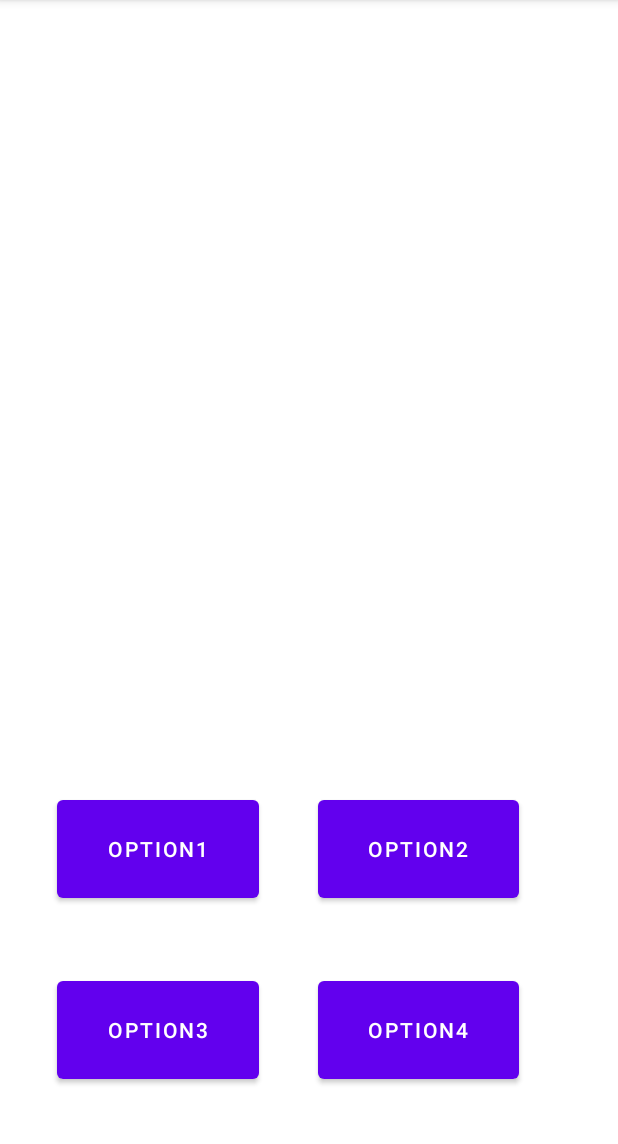
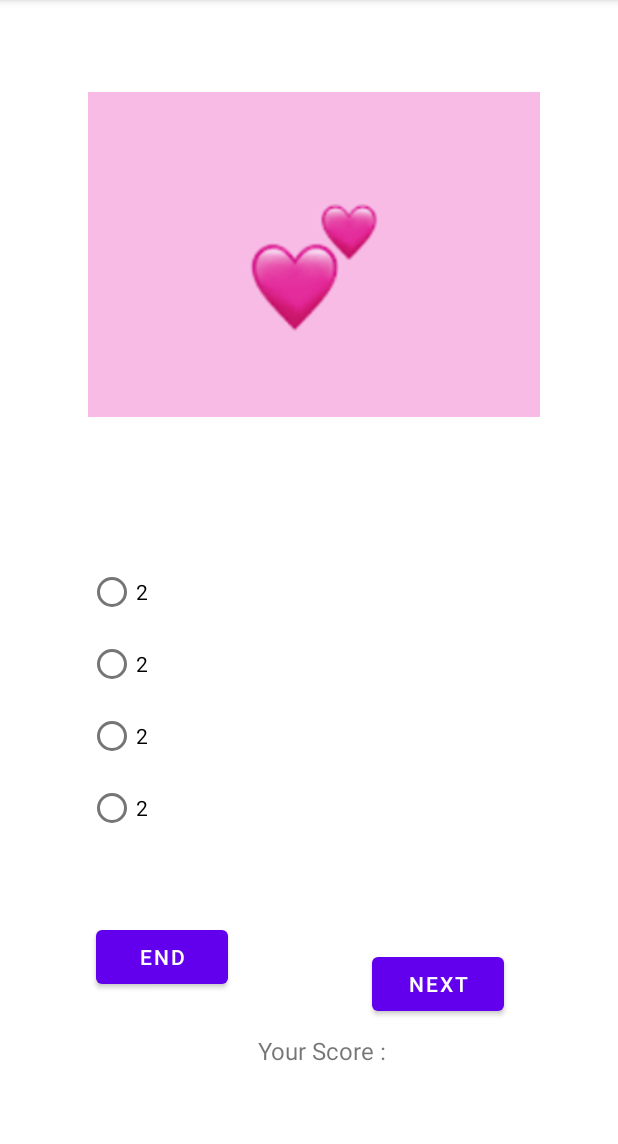
Before and after one commit to zaynDhariwal/learning123, an Android app: the test screen opened directly, with no data from a screen before it, on a phone screen of 412 x 824 dp, the part 84-1228 px from its top. Run offline under Robolectric (Android 15) with nearby library versions, the phone set to English and light mode, and no system bars.

Commit message:
test part added

```diff
--- a/Learning123/app/src/main/java/com/example/learning123/MainActivity.java
+++ b/Learning123/app/src/main/java/com/example/learning123/MainActivity.java
@@ -36,7 +36,7 @@ public class MainActivity extends AppCompatActivity {
         b3.setOnClickListener(new View.OnClickListener() {
             @Override
             public void onClick(View view) {
-                Uri uri=Uri.parse("https://github.com/zaynDhariwal/LearningApp_MC");
+                Uri uri=Uri.parse("https://github.com/zaynDhariwal/learning123");
                 Intent intent=new Intent(Intent.ACTION_VIEW,uri);
                 startActivity(intent);
             }
--- a/Learning123/app/src/main/java/com/example/learning123/test.java
+++ b/Learning123/app/src/main/java/com/example/learning123/test.java
@@ -2,13 +2,131 @@ package com.example.learning123;
 
 import androidx.appcompat.app.AppCompatActivity;
 
+import android.annotation.SuppressLint;
+import android.content.Intent;
 import android.os.Bundle;
+import android.view.View;
+import android.widget.Button;
+import android.widget.ImageView;
+import android.widget.RadioButton;
+import android.widget.RadioGroup;
+import android.widget.TextView;
+
+import java.util.ArrayList;
+import java.util.Collection;
+import java.util.Collections;
+import java.util.Random;
 
 public class test extends AppCompatActivity {
+    CharSequence match;
+    int[] number;
+    int[] option;
+    ArrayList<Integer> mylist = new ArrayList<>();
+    int option1,option2,option3,option4;
+    int answer;
+    RadioGroup rg;
+    RadioButton b1,b2,b3,b4,checkedButton;
+    boolean bool1,bool2,bool3,bool4;
+    ImageView img;
+    TextView txt;
+    Button btn,btn2;
+    int score=0;
+    int total_question=0;
+    int checked;
 
     @Override
     protected void onCreate(Bundle savedInstanceState) {
         super.onCreate(savedInstanceState);
         setContentView(R.layout.activity_test);
+        rg = findViewById(R.id.rg);
+        img = findViewById(R.id.imageView4);
+        btn = findViewById(R.id.next);
+        b1 = findViewById(R.id.radioButton1);
+        b2 = findViewById(R.id.radioButton2);
+        b3 = findViewById(R.id.radioButton3);
+        b4 = findViewById(R.id.radioButton4);
+        txt=findViewById(R.id.textView3);
+        btn2=findViewById(R.id.btn2);
+        btn2.setOnClickListener(new View.OnClickListener() {
+            @Override
+            public void onClick(View view) {
+                Intent intent = new Intent(test.this, MainActivity.class);
+                intent.putExtra("score", Integer.toString(score));
+                intent.putExtra("total", Integer.toString(total_question-1));
+                startActivity(intent);
+            }
+        });
+        question();
+        btn.setOnClickListener(new View.OnClickListener() {
+            @Override
+            public void onClick(View view) {
+                checked = rg.getCheckedRadioButtonId();
+                checkedButton = findViewById(checked);
+                CharSequence ans = checkedButton.getText();
+                if (ans.charAt(0) == answer) {
+                    score++;
+                    txt.setText("Your Score :"+score+"/"+total_question);
+                }
+                else{
+                    txt.setText("Your Score :"+score+"/"+total_question);
+                }
+                rg.clearCheck();
+                question();
+            }
+        });
+
+    }
+    public void question() {
+        total_question++;
+        answer=random();
+        setImage(answer);
+        mylist.add(answer);
+        mylist.add(random());
+        mylist.add(random());
+        mylist.add(random());
+        Collections.shuffle(mylist);
+        b1.setText(""+mylist.get(0)+"");
+        b2.setText(""+mylist.get(1)+"");
+        b3.setText(""+mylist.get(2)+"");
+        b4.setText(""+mylist.get(3)+"");
+        mylist.clear();
+
+    }
+    public int random() {
+        Random random = new Random();
+        int randomized = random.nextInt(11);
+        return randomized;
+    }
+    public void setImage(int current_id) {
+        if(current_id== 1 ) {
+            img.setImageResource(R.drawable.one);
+        }
+        else if(current_id==2) {
+            img.setImageResource(R.drawable.two);
+        }
+        else if(current_id==3) {
+            img.setImageResource(R.drawable.three);
+        }
+        else if(current_id==4) {
+            img.setImageResource(R.drawable.four);
+        }
+        else if(current_id==5) {
+            img.setImageResource(R.drawable.five);
+        }
+        else if(current_id==6) {
+            img.setImageResource(R.drawable.six);
+        }
+        else if(current_id==7) {
+            img.setImageResource(R.drawable.seven);
+        }
+        else if(current_id==8) {
+            img.setImageResource(R.drawable.eight);
+        }
+        else if(current_id==9) {
+            img.setImageResource(R.drawable.nine);
+        }
+        else if(current_id==10) {
+            img.setImageResource(R.drawable.ten);
+        }
     }
 }
--- a/Learning123/app/src/main/res/layout/activity_test.xml
+++ b/Learning123/app/src/main/res/layout/activity_test.xml
@@ -7,65 +7,103 @@
     tools:context=".test">
 
     <ImageView
-        android:id="@+id/imageView2"
-        android:layout_width="384dp"
-        android:layout_height="0dp"
-        android:layout_marginTop="68dp"
-        android:layout_marginBottom="77dp"
-        app:layout_constraintBottom_toTopOf="@+id/b1"
+        android:id="@+id/imageView4"
+        android:layout_width="301dp"
+        android:layout_height="275dp"
+        android:layout_marginStart="117dp"
+        android:layout_marginTop="32dp"
+        android:layout_marginEnd="117dp"
         app:layout_constraintEnd_toEndOf="parent"
-        app:layout_constraintHorizontal_bias="0.407"
+        app:layout_constraintHorizontal_bias="0.475"
         app:layout_constraintStart_toStartOf="parent"
         app:layout_constraintTop_toTopOf="parent"
         tools:srcCompat="@tools:sample/avatars" />
 
-    <Button
-        android:id="@+id/b1"
-        android:layout_width="0dp"
-        android:layout_height="77dp"
-        android:layout_marginStart="38dp"
-        android:layout_marginEnd="39dp"
-        android:layout_marginBottom="163dp"
-        android:text="option1"
+    <RadioGroup
+        android:id="@+id/rg"
+        android:layout_width="310dp"
+        android:layout_height="229dp"
+        android:layout_marginStart="58dp"
+        android:layout_marginTop="63dp"
+        android:layout_marginEnd="43dp"
+        android:layout_marginBottom="168dp"
         app:layout_constraintBottom_toBottomOf="parent"
-        app:layout_constraintEnd_toStartOf="@+id/b2"
+        app:layout_constraintEnd_toEndOf="parent"
         app:layout_constraintStart_toStartOf="parent"
-        app:layout_constraintTop_toBottomOf="@+id/imageView2"
-        tools:ignore="MissingConstraints" />
+        app:layout_constraintTop_toBottomOf="@+id/imageView4">
+
+        <RadioButton
+            android:id="@+id/radioButton1"
+            android:layout_width="match_parent"
+            android:layout_height="wrap_content"
+            android:text="RadioButton" />
+
+        <RadioButton
+            android:id="@+id/radioButton2"
+            android:layout_width="match_parent"
+            android:layout_height="wrap_content"
+            android:text="RadioButton" />
+
+        <RadioButton
+            android:id="@+id/radioButton3"
+            android:layout_width="match_parent"
+            android:layout_height="wrap_content"
+            android:text="RadioButton" />
+
+        <RadioButton
+            android:id="@+id/radioButton4"
+            android:layout_width="match_parent"
+            android:layout_height="wrap_content"
+            android:text="RadioButton" />
+    </RadioGroup>
 
     <Button
-        android:id="@+id/b2"
-        android:layout_width="0dp"
-        android:layout_height="77dp"
-        android:layout_marginEnd="66dp"
-        android:text="option2"
+        android:id="@+id/next"
+        android:layout_width="wrap_content"
+        android:layout_height="wrap_content"
+        android:layout_marginTop="32dp"
+        android:layout_marginEnd="76dp"
+        android:layout_marginBottom="88dp"
+        android:text="NEXT"
+        app:layout_constraintBottom_toBottomOf="parent"
         app:layout_constraintEnd_toEndOf="parent"
-        app:layout_constraintStart_toEndOf="@+id/b1"
-        app:layout_constraintTop_toTopOf="@+id/b1"
-        tools:ignore="MissingConstraints" />
+        app:layout_constraintHorizontal_bias="1.0"
+        app:layout_constraintStart_toEndOf="@+id/btn2"
+        app:layout_constraintTop_toBottomOf="@+id/rg"
+        app:layout_constraintVertical_bias="1.0" />
+
+    <TextView
+        android:id="@+id/textView3"
+        android:layout_width="199dp"
+        android:layout_height="39dp"
+        android:layout_marginStart="171dp"
+        android:layout_marginTop="20dp"
+        android:layout_marginEnd="182dp"
+        android:layout_marginBottom="39dp"
+        android:text="Your Score : "
+        android:textAlignment="center"
+        android:textSize="16sp"
+        app:layout_constraintBottom_toBottomOf="parent"
+        app:layout_constraintEnd_toEndOf="parent"
+        app:layout_constraintHorizontal_bias="0.386"
+        app:layout_constraintStart_toStartOf="parent"
+        app:layout_constraintTop_toBottomOf="@+id/next"
+        app:layout_constraintVertical_bias="1.0" />
 
     <Button
-        android:id="@+id/b3"
-        android:layout_width="0dp"
-        android:layout_height="77dp"
-        android:layout_marginStart="38dp"
-        android:layout_marginEnd="39dp"
-        android:text="option3"
-        app:layout_constraintBottom_toBottomOf="parent"
-        app:layout_constraintEnd_toStartOf="@+id/b4"
+        android:id="@+id/btn2"
+        android:layout_width="wrap_content"
+        android:layout_height="wrap_content"
+        android:layout_marginStart="64dp"
+        android:layout_marginTop="14dp"
+        android:layout_marginBottom="11dp"
+        android:text="END"
+        app:layout_constraintBottom_toTopOf="@+id/textView3"
         app:layout_constraintStart_toStartOf="parent"
-        app:layout_constraintTop_toBottomOf="@+id/b1"
-        tools:ignore="MissingConstraints" />
+        app:layout_constraintTop_toBottomOf="@+id/rg"
+        app:layout_constraintVertical_bias="0.0" />
 
-    <Button
-        android:id="@+id/b4"
-        android:layout_width="0dp"
-        android:layout_height="77dp"
-        android:layout_marginEnd="66dp"
-        android:text="option4"
-        app:layout_constraintBottom_toBottomOf="parent"
-        app:layout_constraintEnd_toEndOf="parent"
-        app:layout_constraintStart_toEndOf="@+id/b3"
-        app:layout_constraintTop_toBottomOf="@+id/b2"
-        tools:ignore="MissingConstraints" />
+
+
+
 </androidx.constraintlayout.widget.ConstraintLayout>
```
Also changed, not shown: 2 other files.
